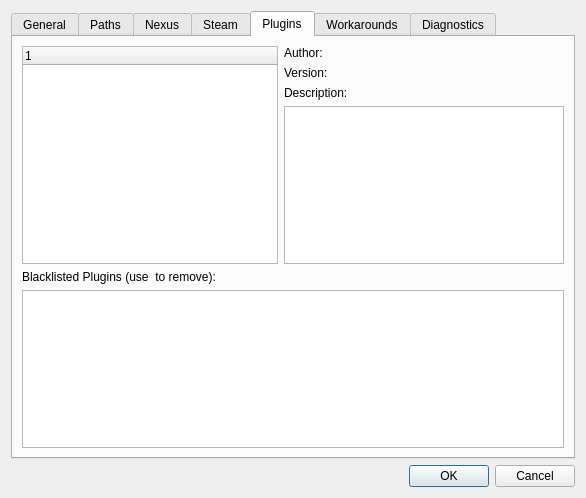
First picture: the form in modorganizer/src/settingsdialog.ui, repository Holt59/mo2-merge, before the edit.
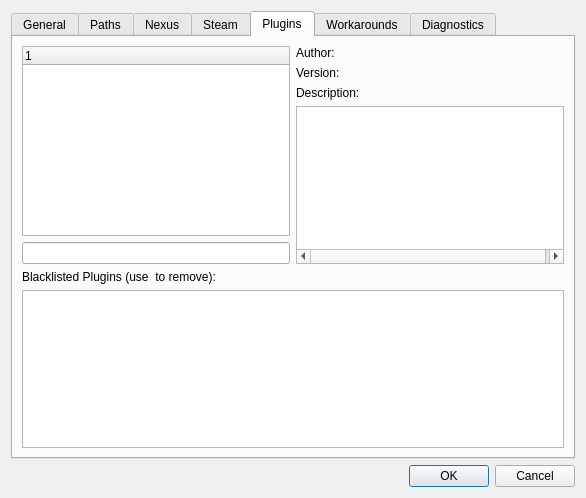
Second picture: the form after the edit. Icons and pictures are not drawn. Custom widgets are drawn as their Qt base class.

Commit message: [modorganizer] Add filter for plugin list.

Patch:
```diff
--- a/modorganizer/src/settingsdialog.ui
+++ b/modorganizer/src/settingsdialog.ui
@@ -1042,13 +1042,9 @@
        <item>
         <layout class="QHBoxLayout" name="horizontalLayout_9">
          <item>
+          <layout class="QVBoxLayout" name="verticalLayout_15">
+           <item>
           <widget class="QTreeWidget" name="pluginsList">
-           <property name="sizePolicy">
-            <sizepolicy hsizetype="Fixed" vsizetype="Expanding">
-             <horstretch>0</horstretch>
-             <verstretch>0</verstretch>
-            </sizepolicy>
-           </property>
            <column>
             <property name="text">
              <string notr="true">1</string>
@@ -1057,6 +1053,19 @@
           </widget>
          </item>
          <item>
+            <layout class="QHBoxLayout" name="horizontalLayout_4">
+             <item>
+              <widget class="QLineEdit" name="pluginFilterEdit">
+               <property name="placeholderText">
+                <string/>
+               </property>
+              </widget>
+             </item>
+            </layout>
+           </item>
+          </layout>
+         </item>
+         <item>
           <layout class="QVBoxLayout" name="verticalLayout_7" stretch="0,1">
            <item>
             <layout class="QFormLayout" name="formLayout_2">
```
Left out of the diff: 1 changed line with no effect on the pictures. Lines whose indentation alone changed are shown as unchanged. The commit also changes 2 other files.
